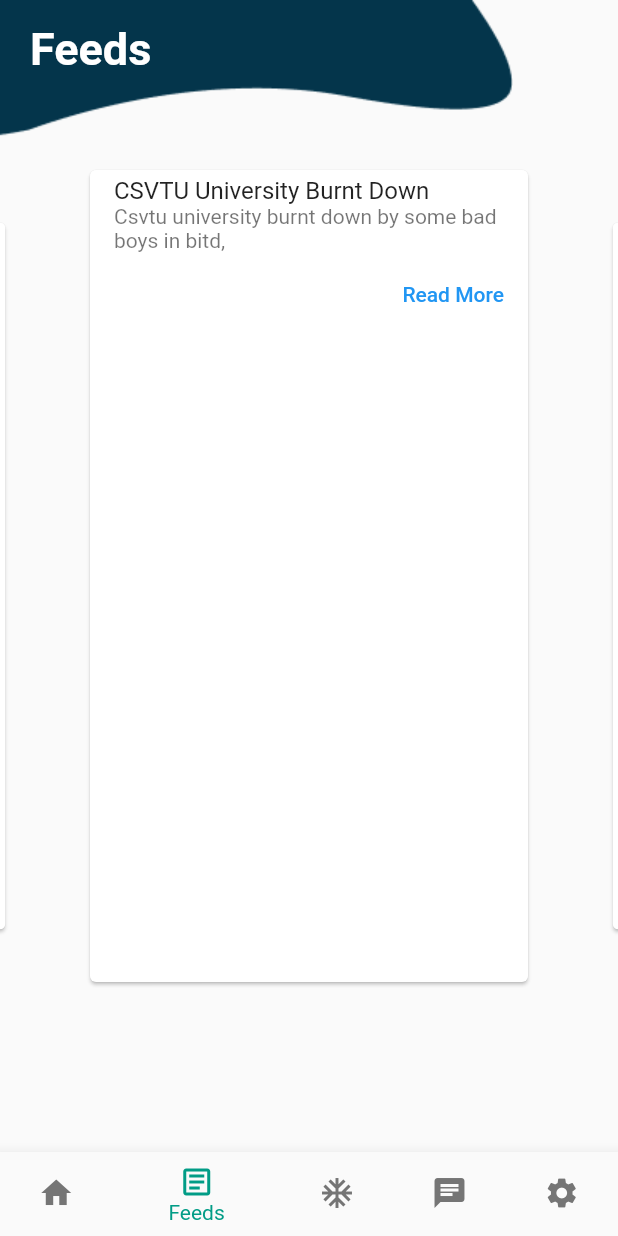
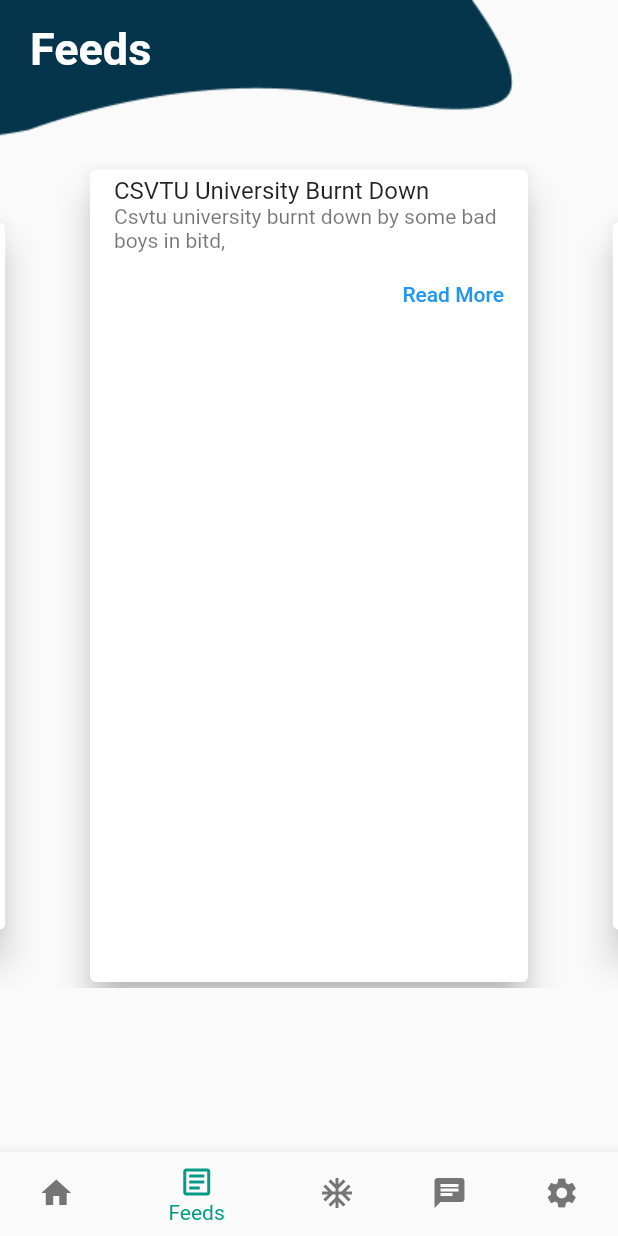
Before and after one commit to hackat-a-t-hon/tervis, a Flutter app: the screen it shows after launch, item 2 of the bottom bar chosen, on a phone screen of 412 x 824 dp. Run offline on Flutter 3.47's test engine with Material 2 defaults, Android fonts, the phone set to English and light mode, and no system bars; drawn by our look-alikes of carousel_slider; Roboto replaces fonts that are missing (RobotoMono).

Commit message:
raised card elivation

```diff
--- a/lib/feedScreen.dart
+++ b/lib/feedScreen.dart
@@ -96,7 +96,7 @@ class FeedScreenState extends State<FeedScreen> {
                 });
               },
               items: feeds.map((feedItem) {
-                print(feedItem);
+
                 return Builder(
                   builder: (BuildContext context) {
                     return Container(
@@ -108,6 +108,7 @@ class FeedScreenState extends State<FeedScreen> {
                       //   color: Colors.green,
                       // ),
                       child: Card(
+                        elevation: 10,
       child: Column(
         mainAxisSize: MainAxisSize.min,
         children: <Widget>[
```
